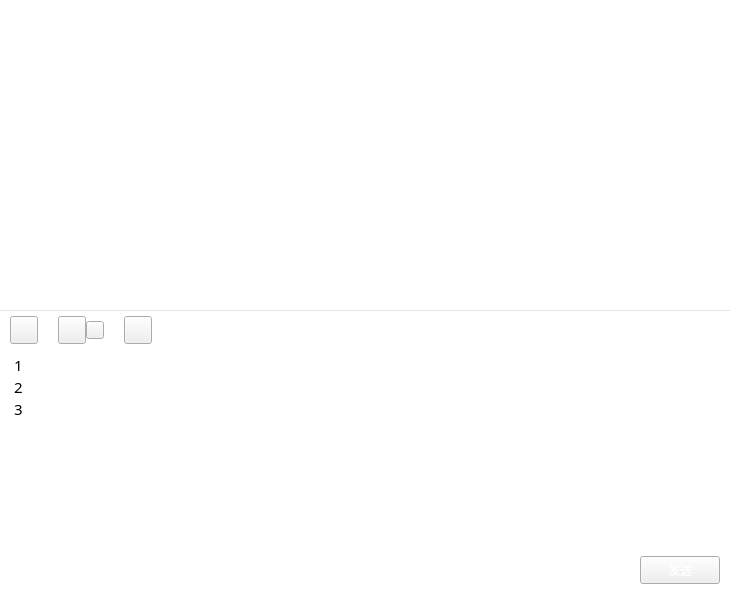
The window that STSample/STChatDetail.ui (sunpu/stsample) describes before a commit, drawn with Qt 5.
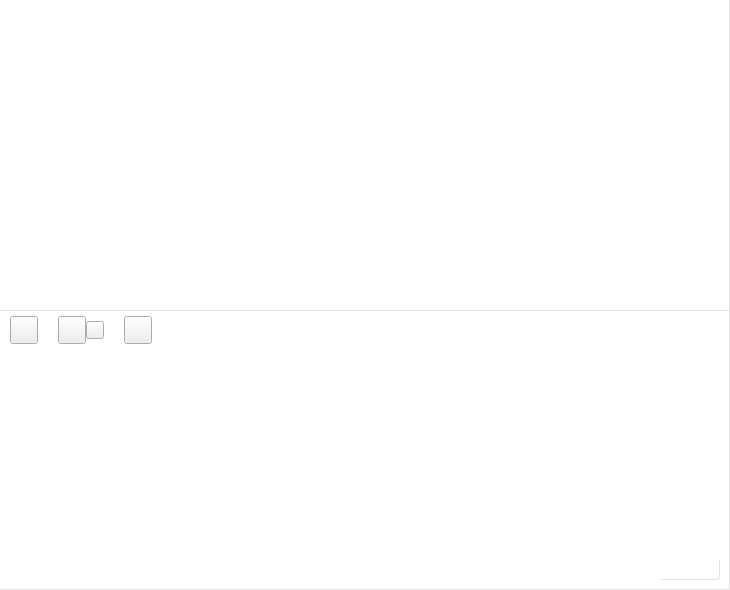
The same window after the commit. Icons and pictures are not drawn.

What changed in the file:
```diff
--- a/STSample/STChatDetail.ui
+++ b/STSample/STChatDetail.ui
@@ -13,6 +13,9 @@
   <property name="windowTitle">
    <string>STChatDetail</string>
   </property>
+  <property name="styleSheet">
+   <string notr="true"/>
+  </property>
   <layout class="QVBoxLayout" name="verticalLayout" stretch="0">
    <property name="spacing">
     <number>0</number>
@@ -112,7 +115,7 @@
           <enum>Qt::NoFocus</enum>
          </property>
          <property name="styleSheet">
-          <string notr="true">QListWidget {border:0px;}</string>
+          <string notr="true">QListWidget {border:0px;border-right: 1px solid #e3e3e3;}</string>
          </property>
          <property name="showDropIndicator" stdset="0">
           <bool>true</bool>
@@ -173,6 +176,9 @@
            <height>40</height>
           </size>
          </property>
+         <property name="styleSheet">
+          <string notr="true">QWidget#widget_3{border-right: 1px solid #e3e3e3;}</string>
+         </property>
          <layout class="QHBoxLayout" name="horizontalLayout">
           <property name="spacing">
            <number>20</number>
@@ -370,6 +376,9 @@
            <height>200</height>
           </size>
          </property>
+         <property name="styleSheet">
+          <string notr="true">border-right: 1px solid #e3e3e3;</string>
+         </property>
          <layout class="QHBoxLayout" name="horizontalLayout_5">
           <property name="spacing">
            <number>0</number>
@@ -417,9 +426,7 @@
 &lt;html&gt;&lt;head&gt;&lt;meta name=&quot;qrichtext&quot; content=&quot;1&quot; /&gt;&lt;style type=&quot;text/css&quot;&gt;
 p, li { white-space: pre-wrap; }
 &lt;/style&gt;&lt;/head&gt;&lt;body style=&quot; font-family:'微软雅黑 Light'; font-size:11pt; font-weight:400; font-style:normal;&quot;&gt;
-&lt;p style=&quot; margin-top:0px; margin-bottom:0px; margin-left:0px; margin-right:0px; -qt-block-indent:0; text-indent:0px;&quot;&gt;1&lt;/p&gt;
-&lt;p style=&quot; margin-top:0px; margin-bottom:0px; margin-left:0px; margin-right:0px; -qt-block-indent:0; text-indent:0px;&quot;&gt;2&lt;/p&gt;
-&lt;p style=&quot; margin-top:0px; margin-bottom:0px; margin-left:0px; margin-right:0px; -qt-block-indent:0; text-indent:0px;&quot;&gt;3&lt;/p&gt;&lt;/body&gt;&lt;/html&gt;</string>
+&lt;p style=&quot;-qt-paragraph-type:empty; margin-top:0px; margin-bottom:0px; margin-left:0px; margin-right:0px; -qt-block-indent:0; text-indent:0px;&quot;&gt;&lt;br /&gt;&lt;/p&gt;&lt;/body&gt;&lt;/html&gt;</string>
             </property>
             <property name="acceptRichText">
              <bool>true</bool>
@@ -443,6 +450,9 @@
            <height>40</height>
           </size>
          </property>
+         <property name="styleSheet">
+          <string notr="true">border-right: 1px solid #e3e3e3;border-bottom: 1px solid #e3e3e3;</string>
+         </property>
          <layout class="QHBoxLayout" name="horizontalLayout_4">
           <property name="leftMargin">
            <number>0</number>
@@ -475,6 +485,7 @@
              <string notr="true">
 
 QPushButton {
+	border-radius: 3px;
 	color: rgb(255, 255, 255);
 	font: 9pt &quot;微软雅黑&quot;;
 	border-image: url(:/STSample/Resources/images/green.png);
```
